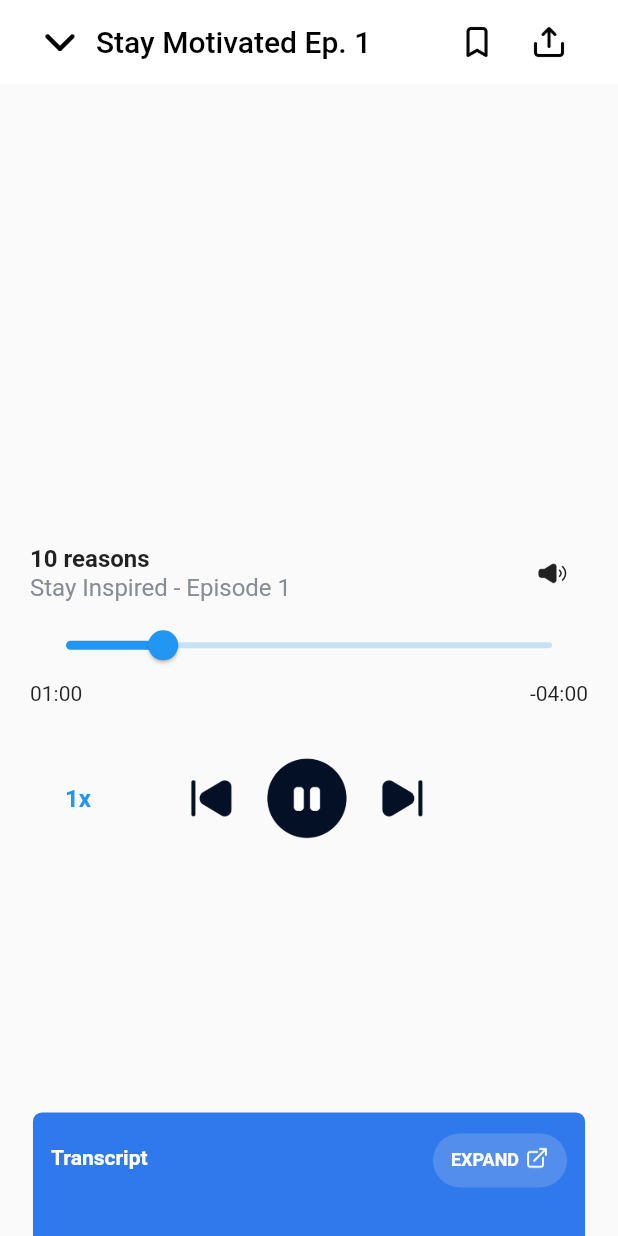
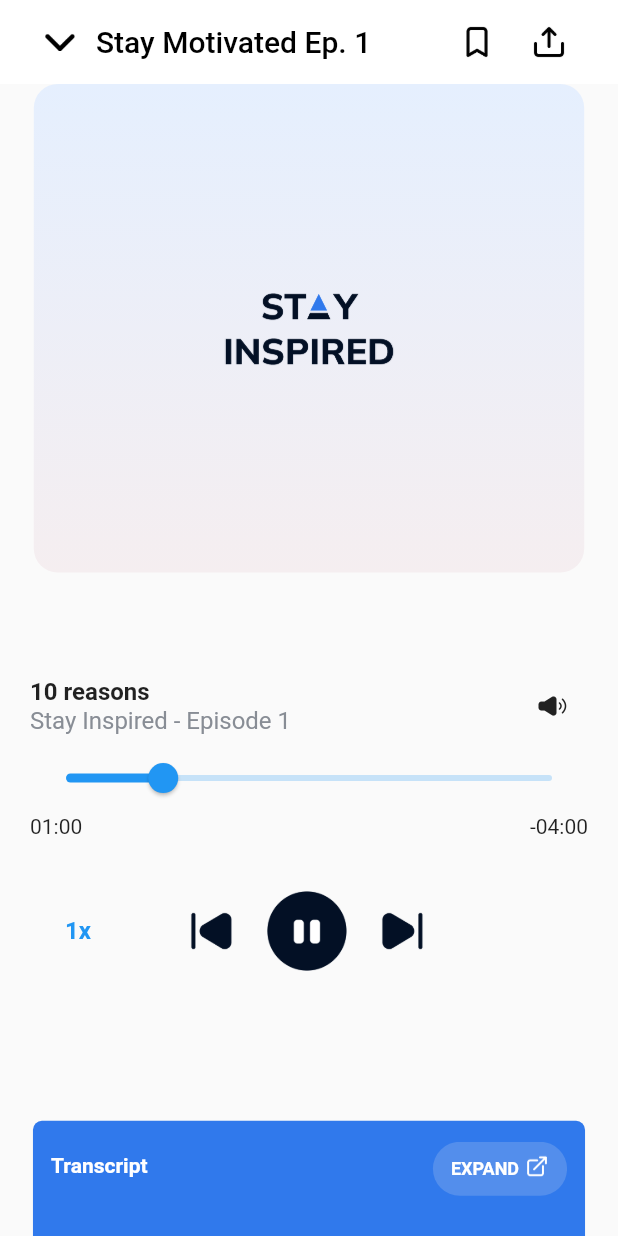
Before and after one commit to adolesamuel/faramove_therapy, a Flutter app: the PodCastPage screen opened by its route, on a phone screen of 412 x 824 dp. Run offline on Flutter 3.47's test engine with Material 2 defaults, Android fonts, the phone set to English and light mode, and no system bars; our stand-ins replace flutter_screenutil, gap.

Commit message:
podcast page complete

```diff
--- a/lib/screens/podcast/podcast_page.dart
+++ b/lib/screens/podcast/podcast_page.dart
@@ -1,8 +1,10 @@
+import 'package:faramove_therapy/constants/asset_strings.dart';
 import 'package:faramove_therapy/screens/podcast/podcast_appbar.dart';
 import 'package:faramove_therapy/screens/podcast/widgets/expand_button.dart';
 import 'package:faramove_therapy/screens/podcast/widgets/player_controls.dart';
 import 'package:flutter/material.dart';
 import 'package:flutter_screenutil/flutter_screenutil.dart';
+import 'package:gap/gap.dart';
 
 class PodCastPage extends StatefulWidget {
   static const route = '/podcast';
@@ -30,19 +32,31 @@ class _PodCastPageState extends State<PodCastPage> {
   Widget build(BuildContext context) {
     return Scaffold(
       appBar: const PodCastAppBar(),
-      extendBodyBehindAppBar: true,
       body: Stack(
         children: [
           Column(
             children: [
-              SizedBox(
+              Container(
+                decoration: BoxDecoration(
+                    borderRadius: BorderRadius.circular(16.0),
+                    gradient: const LinearGradient(
+                      colors: [
+                        Color(0xFFE5EFFE),
+                        Color(0xFFF5EEF0),
+                      ],
+                      begin: Alignment.topCenter,
+                      end: Alignment.bottomCenter,
+                    )),
                 height: 321.0.h,
                 width: 334.0.w,
-                child: const Text(
-                  'Stay inspired',
-                  style: TextStyle(color: Colors.black),
+                child: Center(
+                  child: Image.asset(
+                    AssetStrings.stayInspiredTextImage,
+                    scale: 3,
+                  ),
                 ),
               ),
+              Gap(32.0.h),
               const PlayerControls(),
             ],
           ),
```
